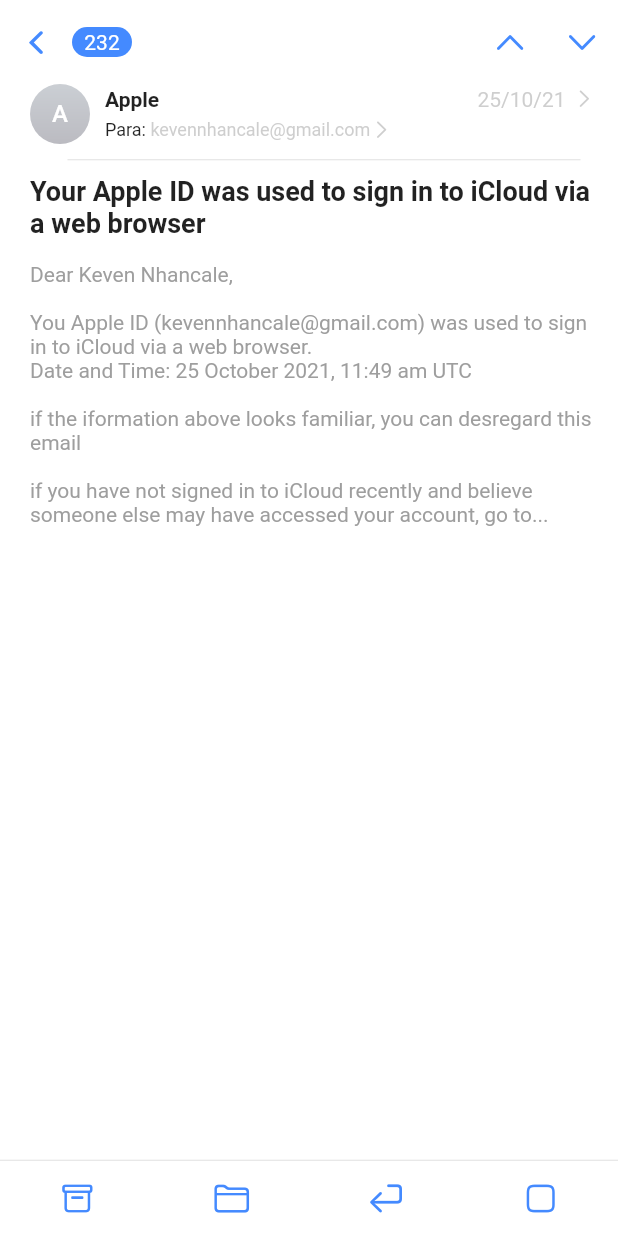
After one commit to fariosofernando/Manju, a Flutter app: the ViewContent screen opened by its route, on a phone screen of 412 x 824 dp. The commit adds this screen. Run offline on Flutter 3.47's test engine with Material 2 defaults, Android fonts, the phone set to English and light mode, and no system bars.

Commit message:
Tela do conteudo do doce terminada

```diff
--- a/lib/main.dart
+++ b/lib/main.dart
@@ -1,7 +1,8 @@
 import 'package:flutter/material.dart';
 import 'package:manju/views/home.view.dart';
 import 'package:manju/views/menu.view.dart';
-import 'package:manju/views/pr-menu.view.dart';
+import 'package:manju/views/receved.view.dart';
+import 'package:manju/views/view-content.view.dart';
 
 void main() {
   runApp(const ManjuApp());
@@ -24,7 +25,8 @@ class _ManjuAppState extends State<ManjuApp> {
       ),
       initialRoute: '/',
       routes: {
-        '/home': (context) => NewRecebidos(),
+        '/viewContent': (context) => ViewContent(),
+        '/Receveds': (context) => Receved(),
         '/': (context) => Menu(),
       },
     );
--- /dev/null
+++ b/lib/views/components/widgets/contentBar.widget.dart
@@ -0,0 +1,59 @@
+import 'package:flutter/cupertino.dart';
+import 'package:flutter/material.dart';
+import 'package:manju/views/components/widgets/tile.widget.dart';
+
+contentBar() {
+  return Container(
+    margin: EdgeInsets.only(left: 20, right: 15),
+    child: Row(
+      children: [
+        CircleAvatar(
+          backgroundColor: Colors.white,
+          backgroundImage: AssetImage('assets/perfilisEmpty.png'),
+          child: Container(
+            child: Text(
+              'A',
+              style:
+                  TextStyle(color: Colors.white, fontWeight: FontWeight.w500),
+            ),
+          ),
+        ),
+        SizedBox(width: 10),
+        Expanded(
+          child: Container(
+            child: Column(
+              children: [
+                Row(
+                  mainAxisAlignment: MainAxisAlignment.spaceBetween,
+                  children: [
+                    Text(
+                      'Apple',
+                      style: TextStyle(fontWeight: FontWeight.bold),
+                    ),
+                    tileUnic(
+                        icon: CupertinoIcons.chevron_right,
+                        text: '25/10/21',
+                        textColor: Colors.grey.withOpacity(.5)),
+                  ],
+                ),
+                SizedBox(height: 5),
+                Row(
+                  children: [
+                    Text('Para: ', style: TextStyle(fontSize: 12)),
+                    Text('kevennhancale@gmail.com',
+                        style: TextStyle(
+                            letterSpacing: 0,
+                            fontSize: 12,
+                            color: Colors.grey.withOpacity(.5))),
+                    Icon(CupertinoIcons.chevron_right,
+                        color: Colors.grey.withOpacity(.5), size: 15)
+                  ],
+                ),
+              ],
+            ),
+          ),
+        )
+      ],
+    ),
+  );
+}
--- a/lib/views/components/widgets/divisor.widget.dart
+++ b/lib/views/components/widgets/divisor.widget.dart
@@ -1,12 +1,14 @@
 import 'package:flutter/material.dart';
 
-divisor({double? right, double? left}) {
+divisor({double? right, double? left, double? top, double? bottom}) {
   right == null ? right = 25.0 : right = right;
   left == null ? left = 45.0 : left = left;
+  top == null ? top = 0 : top = top;
+  bottom == null ? bottom = 0 : bottom = bottom;
   return Center(
     child: Container(
       height: 1,
-      margin: EdgeInsets.only(right: right, left: left),
+      margin: EdgeInsets.only(right: right, left: left, top: top),
       child: const Divider(),
     ),
   );
--- a/lib/views/menu.view.dart
+++ b/lib/views/menu.view.dart
@@ -67,7 +67,7 @@ class _MenuState extends State<Menu> {
                           ),
                         ),
                         onTap: () {
-                          Navigator.pushNamed(context, '/home');
+                          Navigator.pushNamed(context, '/Receveds');
                         },
                       ),
                       divisor(),
--- a/lib/views/pr-menu.view.dart
+++ b/lib/views/receved.view.dart
@@ -1,18 +1,19 @@
 import 'package:flutter/cupertino.dart';
 import 'package:flutter/material.dart';
 import 'package:manju/views/components/widgets/preview.widget.dart';
+import 'package:manju/views/view-content.view.dart';
 
 import 'components/widgets/divisor.widget.dart';
 import 'components/widgets/tile.widget.dart';
 
-class NewRecebidos extends StatefulWidget {
-  const NewRecebidos({Key? key}) : super(key: key);
+class Receved extends StatefulWidget {
+  const Receved({Key? key}) : super(key: key);
 
   @override
-  _NewRecebidosState createState() => _NewRecebidosState();
+  _RecevedState createState() => _RecevedState();
 }
 
-class _NewRecebidosState extends State<NewRecebidos> {
+class _RecevedState extends State<Receved> {
   @override
   Widget build(BuildContext context) {
     return Scaffold(
@@ -61,8 +62,12 @@ class _NewRecebidosState extends State<NewRecebidos> {
                       ),
 
                       ///////////////
-                      manjuPreview(width: MediaQuery.of(context).size.width),
-                      manjuPreview(width: MediaQuery.of(context).size.width)
+                      GestureDetector(
+                        onTap: () => Navigator.push(context,
+                            MaterialPageRoute(builder: (_) => ViewContent())),
+                        child: manjuPreview(
+                            width: MediaQuery.of(context).size.width),
+                      ),
                       //////////////
                     ],
                   ),
--- /dev/null
+++ b/lib/views/view-content.view.dart
@@ -0,0 +1,138 @@
+import 'package:flutter/cupertino.dart';
+import 'package:flutter/material.dart';
+import 'package:manju/views/components/widgets/contentBar.widget.dart';
+import 'package:manju/views/components/widgets/divisor.widget.dart';
+import 'package:manju/views/components/widgets/tile.widget.dart';
+
+class ViewContent extends StatefulWidget {
+  const ViewContent({Key? key}) : super(key: key);
+
+  @override
+  _ViewContentState createState() => _ViewContentState();
+}
+
+class _ViewContentState extends State<ViewContent> {
+  @override
+  Widget build(BuildContext context) {
+    return Scaffold(
+      backgroundColor: Colors.white,
+      appBar: AppBar(
+        backgroundColor: Colors.white,
+        elevation: 0,
+        leadingWidth: 150,
+        leading: Row(
+          children: [
+            IconButton(
+              onPressed: () => Navigator.pop(context, false),
+              icon: const Icon(
+                CupertinoIcons.back,
+                color: Colors.blueAccent,
+              ),
+            ),
+            Container(
+              height: 20,
+              width: 40,
+              child: Center(
+                child: Text('232'),
+              ),
+              decoration: BoxDecoration(
+                color: Colors.blueAccent,
+                borderRadius: BorderRadius.all(
+                  Radius.circular(40),
+                ),
+              ),
+            )
+          ],
+        ),
+        actions: [
+          IconButton(
+            onPressed: () => {},
+            icon: Icon(CupertinoIcons.chevron_up, color: Colors.blueAccent),
+          ),
+          IconButton(
+            onPressed: () => {},
+            icon: Icon(CupertinoIcons.chevron_down, color: Colors.blueAccent),
+          )
+        ],
+      ),
+      body: Row(
+        children: [
+          Expanded(
+            child: Stack(
+              children: [
+                Column(
+                  children: [
+                    contentBar(),
+                    divisor(top: 10),
+                    Container(
+                      padding: EdgeInsets.only(
+                        top: 10,
+                        right: 15,
+                        left: 20,
+                      ),
+                      child: Column(
+                        children: [
+                          Text(
+                            'Your Apple ID was used to sign in to iCloud via a web browser',
+                            style: TextStyle(
+                              fontSize: 18,
+                              fontWeight: FontWeight.bold,
+                            ),
+                          ),
+                          Text(
+                            '\nDear Keven Nhancale,\n\nYou Apple ID (kevennhancale@gmail.com) was used to sign in to iCloud via a web browser.\nDate and Time: 25 October 2021, 11:49 am UTC\n\nif the iformation above looks familiar, you can desregard this email\n\nif you have not signed in to iCloud recently and believe someone else may have accessed your account, go to...',
+                            style: TextStyle(color: Colors.grey),
+                          ),
+                        ],
+                      ),
+                    ),
+                  ],
+                ),
+                Column(
+                  mainAxisAlignment: MainAxisAlignment.end,
+                  children: [
+                    const Divider(
+                      height: 1,
+                    ),
+                    Container(
+                      height: 50,
+                      child: Row(
+                        mainAxisAlignment: MainAxisAlignment.spaceAround,
+                        children: [
+                          IconButton(
+                              onPressed: () => {},
+                              icon: Icon(
+                                CupertinoIcons.archivebox,
+                                color: Colors.blueAccent,
+                              )),
+                          IconButton(
+                              onPressed: () => {},
+                              icon: Icon(
+                                CupertinoIcons.folder,
+                                color: Colors.blueAccent,
+                              )),
+                          IconButton(
+                              onPressed: () => {},
+                              icon: Icon(
+                                CupertinoIcons.return_icon,
+                                color: Colors.blueAccent,
+                              )),
+                          IconButton(
+                              onPressed: () => {},
+                              icon: Icon(
+                                CupertinoIcons.app,
+                                color: Colors.blueAccent,
+                              ))
+                        ],
+                      ),
+                    ),
+                  ],
+                ),
+              ],
+            ),
+          )
+        ],
+      ),
+    );
+  }
+}
```
Also changed, not shown: assets/perfilisEmpty.png (added).
